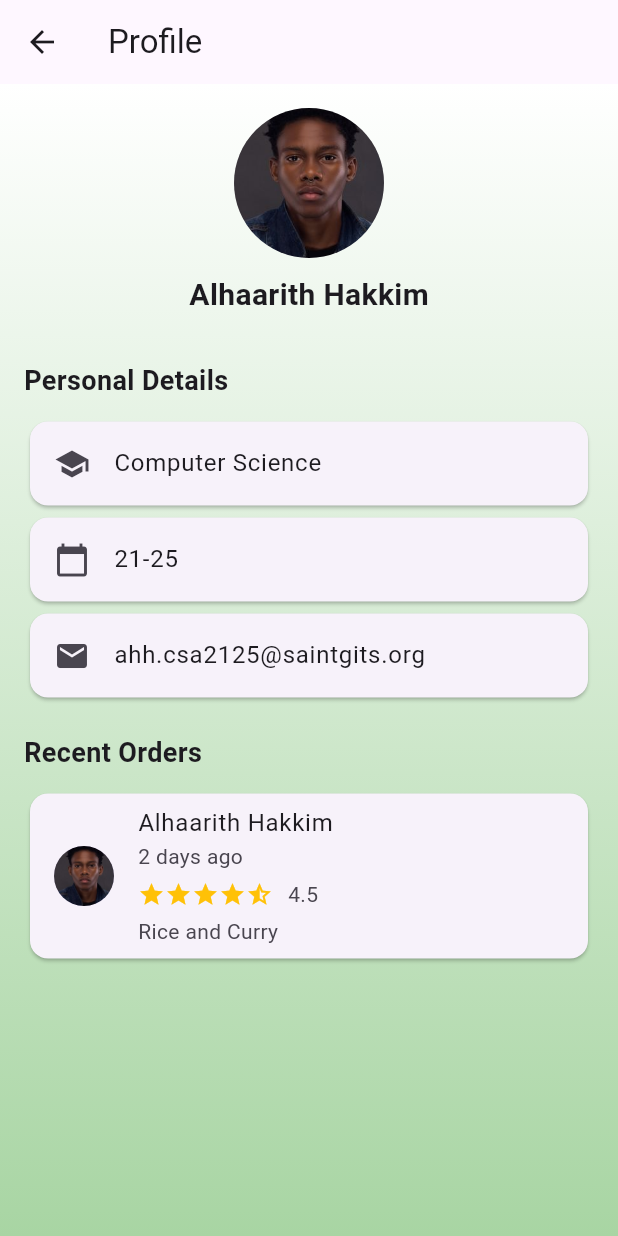
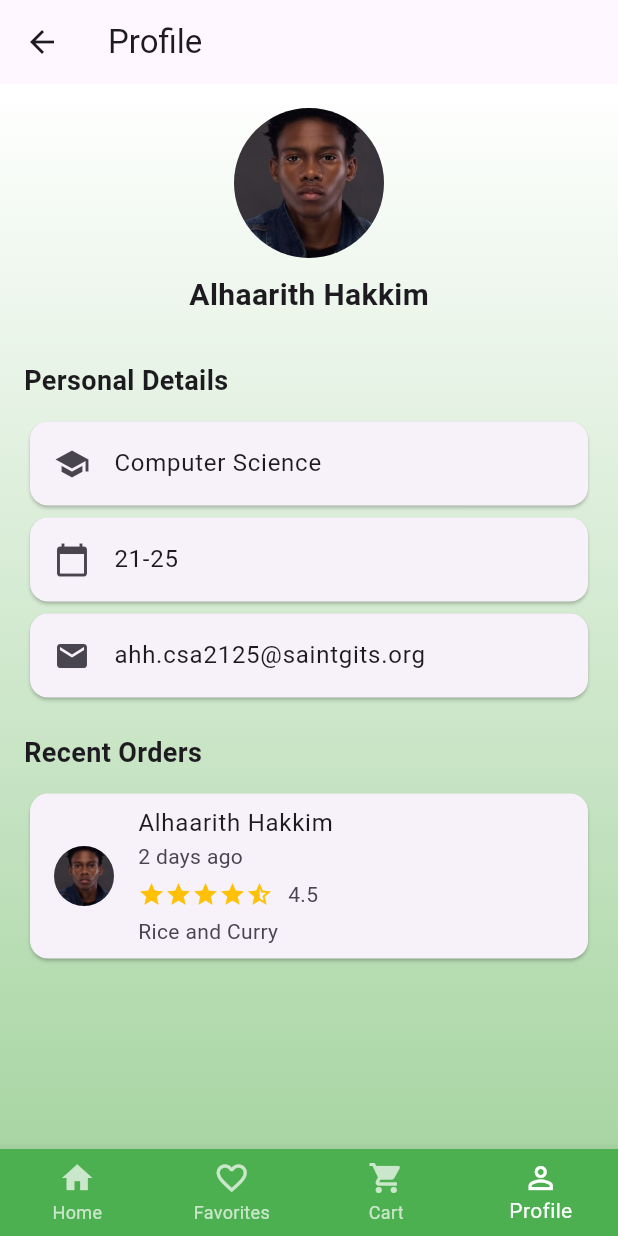
Before and after one commit to AlanRoni/Gitsbites, a Flutter app: the ProfilePage screen opened directly, on a phone screen of 412 x 824 dp. Run offline on Flutter 3.47's test engine with Material 3 defaults, Android fonts, the phone set to English and light mode, and no system bars; our stand-ins replace cloud_firestore, firebase_auth, firebase_core, google_sign_in; accounts and stored records are empty.

Commit message:
nav bar done

```diff
--- /dev/null
+++ b/lib/bottom_nav.dart
@@ -0,0 +1,42 @@
+import 'package:flutter/material.dart';
+
+class CustomBottomNavBar extends StatelessWidget {
+  final int currentIndex;
+  final ValueChanged<int> onTap;
+
+  const CustomBottomNavBar({
+    Key? key,
+    required this.currentIndex,
+    required this.onTap,
+  }) : super(key: key);
+
+  @override
+  Widget build(BuildContext context) {
+    return BottomNavigationBar(
+      type: BottomNavigationBarType.fixed,
+      backgroundColor: Colors.green, // Set background color
+      selectedItemColor: Colors.white, // Color for selected item
+      unselectedItemColor: Colors.white70, // Color for unselected items
+      currentIndex: currentIndex, // The active tab index
+      onTap: onTap, // Callback for tab changes
+      items: const [
+        BottomNavigationBarItem(
+          icon: Icon(Icons.home),
+          label: 'Home',
+        ),
+        BottomNavigationBarItem(
+          icon: Icon(Icons.favorite_border),
+          label: 'Favorites',
+        ),
+        BottomNavigationBarItem(
+          icon: Icon(Icons.shopping_cart),
+          label: 'Cart',
+        ),
+        BottomNavigationBarItem(
+          icon: Icon(Icons.person_outline),
+          label: 'Profile',
+        ),
+      ],
+    );
+  }
+}
--- a/lib/profile_page.dart
+++ b/lib/profile_page.dart
@@ -1,4 +1,5 @@
 import 'package:flutter/material.dart';
+import 'bottom_nav.dart'; // Import the custom bottom navigation bar
 
 class ProfilePage extends StatelessWidget {
   const ProfilePage({super.key});
@@ -118,6 +119,21 @@ class ProfilePage extends StatelessWidget {
           ),
         ),
       ),
+      bottomNavigationBar: CustomBottomNavBar(
+        currentIndex: 3, // Set the active tab to "Profile"
+        onTap: (index) {
+          // Handle navigation to other pages
+          if (index == 0) {
+            Navigator.pushReplacementNamed(context, '/home');
+          } else if (index == 1) {
+            Navigator.pushReplacementNamed(context, '/favorites');
+          } else if (index == 2) {
+            Navigator.pushReplacementNamed(context, '/cart');
+          } else if (index == 3) {
+            Navigator.pushReplacementNamed(context, '/profile');
+          }
+        },
+      ),
     );
   }
 }
```
Also changed, not shown: lib/cart_page.dart (+10 -3 lines).
